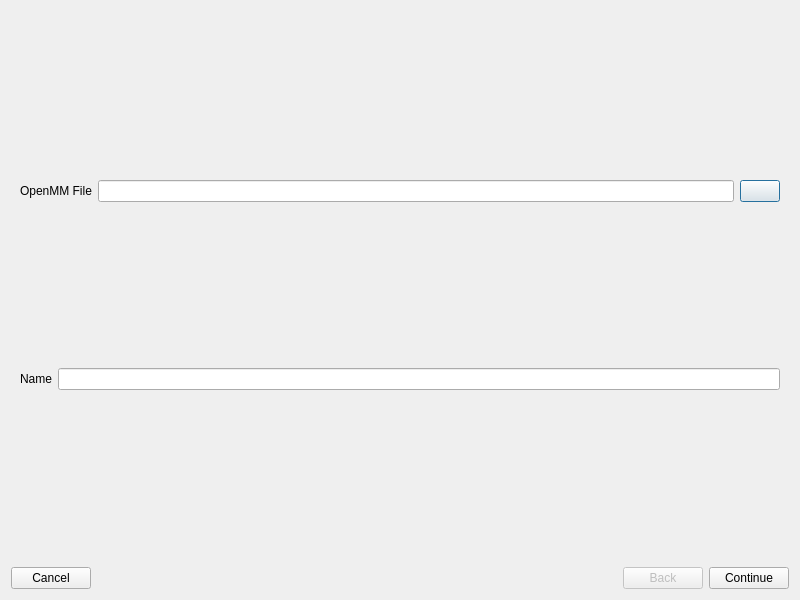
First picture: the form in src/gui/importforcefieldwizard.ui, repository disorderedmaterials/dissolve, before the edit.
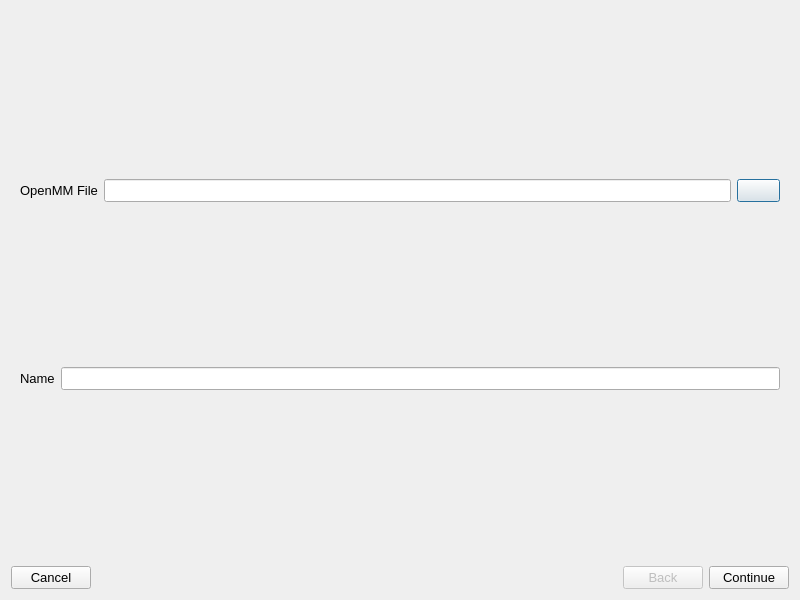
Second picture: the form after the edit. Icons and pictures are not drawn.

Commit message:
Add icons to import wizard buttons
Honestly, the code probably needs a refactor to use the WizardWidget.
However, that might get subsumed into a refactor to QML, (which the
table models already have us setup for), so it's worth just leaving
this as a note for later.

```diff
--- a/src/gui/importforcefieldwizard.ui
+++ b/src/gui/importforcefieldwizard.ui
@@ -10,6 +10,11 @@
     <height>600</height>
    </rect>
   </property>
+  <property name="font">
+   <font>
+    <pointsize>10</pointsize>
+   </font>
+  </property>
   <property name="windowTitle">
    <string>Import Forcefield Wizard</string>
   </property>
@@ -86,6 +91,16 @@
          <property name="text">
           <string>Cancel</string>
          </property>
+	 <property name="icon">
+	  <iconset resource="main.qrc">
+	     <normaloff>:/general/icons/general_false.svg</normaloff>:/general/icons/general_false.svg</iconset>
+	 </property>
+	 <property name="iconSize">
+	  <size>
+	   <width>16</width>
+	   <height>16</height>
+	  </size>
+	 </property>
         </widget>
        </item>
        <item>
@@ -103,6 +118,19 @@
        </item>
        <item>
         <widget class="QPushButton" name="backButton">
+	 <property name="text">
+	  <string>Back</string>
+	 </property>
+	 <property name="icon">
+	  <iconset resource="main.qrc">
+	     <normaloff>:/general/icons/general_arrowleft.svg</normaloff>:/general/icons/general_arrowleft.svg</iconset>
+	 </property>
+	 <property name="iconSize">
+	  <size>
+	   <width>16</width>
+	   <height>16</height>
+	  </size>
+	 </property>
          <property name="enabled">
           <bool>false</bool>
          </property>
@@ -116,6 +144,16 @@
          <property name="text">
           <string>Continue</string>
          </property>
+	 <property name="icon">
+	  <iconset resource="main.qrc">
+	     <normaloff>:/general/icons/general_arrowright.svg</normaloff>:/general/icons/general_arrowright.svg</iconset>
+	 </property>
+	 <property name="iconSize">
+	  <size>
+	   <width>16</width>
+	   <height>16</height>
+	  </size>
+	 </property>
         </widget>
        </item>
       </layout>
```
Left out of the diff: 3 changed lines with no effect on the pictures. Lines whose indentation alone changed are shown as unchanged.
